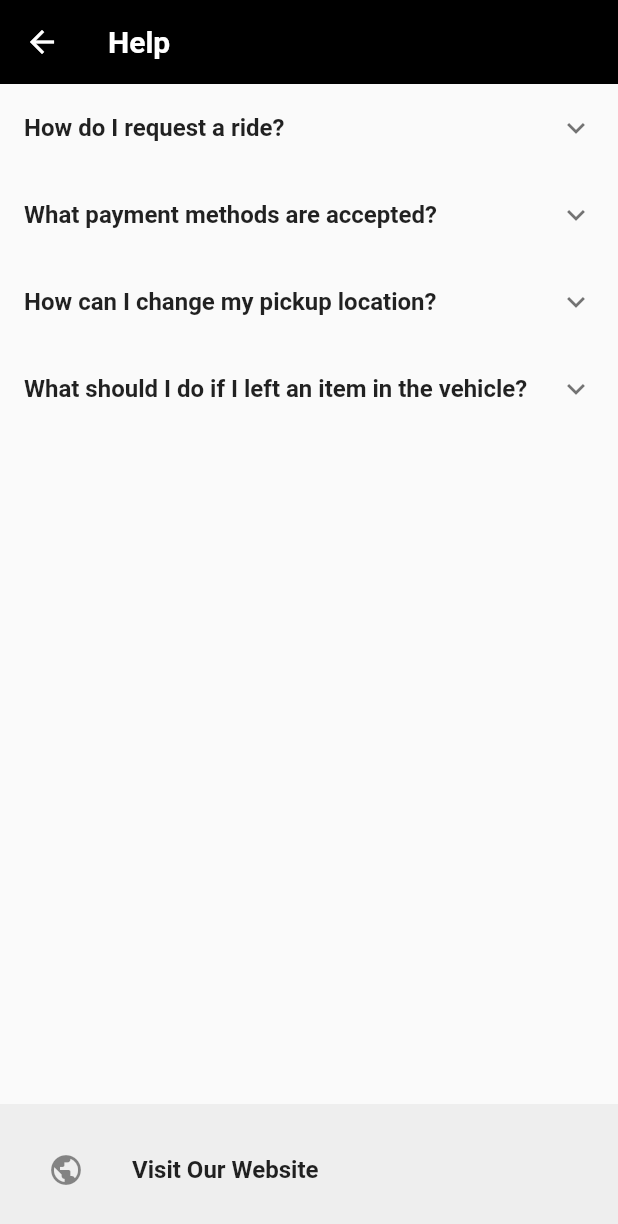
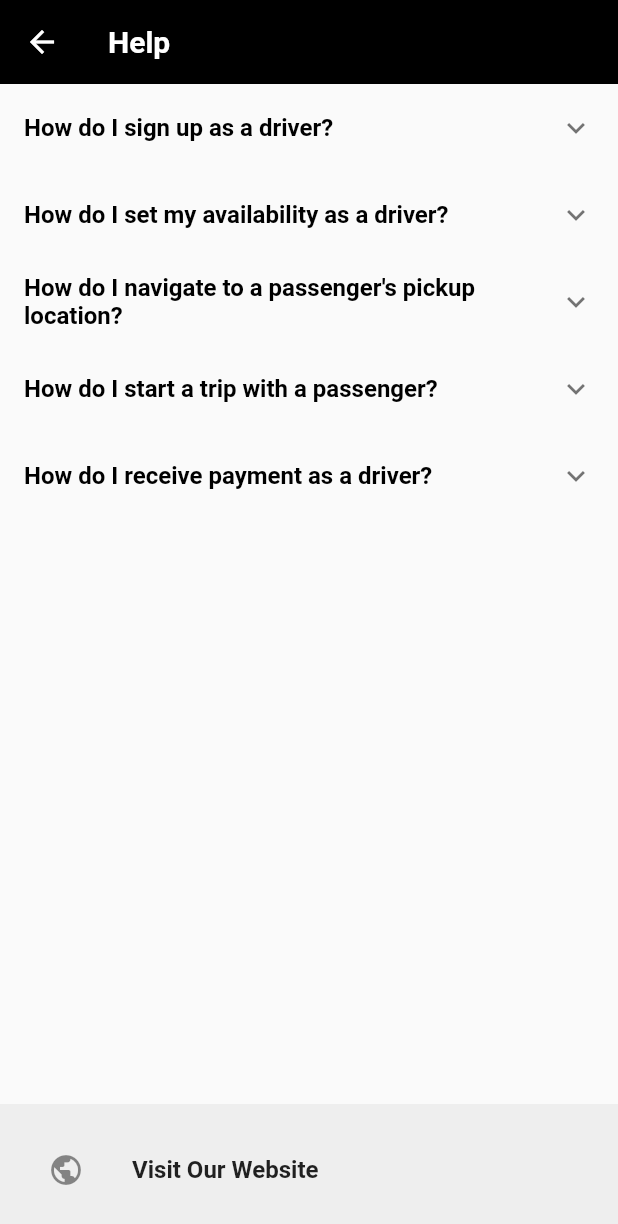
Before and after one commit to sonysn/waya-driver-ui, a Flutter app: the HelpPage screen opened directly, on a phone screen of 412 x 824 dp. Shown: the top 1224 px of the screen. Run offline on Flutter 3.47's test engine with Material 2 defaults, Android fonts, the phone set to English and light mode, and no system bars; our stand-ins replace animated_text_kit, file_picker, firebase_core, firebase_messaging, flutter_local_notifications, google_maps_flutter and 5 more; missing offline and left inert: flutter_inappwebview, workmanager; accounts and stored records are empty; network calls fail.

Commit message:
the help and booking page

```diff
--- a/lib/screens/cash_deposit_page.dart
+++ b/lib/screens/cash_deposit_page.dart
@@ -104,13 +104,27 @@ class _CashDepositPageState extends State<CashDepositPage> {
             TextFormField(
               controller: _cashDepositController,
               keyboardType: TextInputType.number,
-              style: TextStyle(color: Colors.black),
-              decoration: const InputDecoration(
+              style: TextStyle(
+                color: Colors.black, // Set text color to black
+              ),
+              cursorColor: Colors.black, // Set cursor color to black
+              decoration: InputDecoration(
+                labelText: 'Deposit Amount',
+                labelStyle: TextStyle(
+                  color: Colors.black, // Set label color to black
+                ),
                 focusedBorder: OutlineInputBorder(
                   borderSide: BorderSide(
-                      color: Colors.black), // Set border color when focused
+                    color: Colors.black, // Set border color to black when focused
+                  ),
+                  borderRadius: BorderRadius.circular(8.0),
                 ),
-                labelText: 'Deposit Amount',
+                enabledBorder: OutlineInputBorder(
+                  borderSide: BorderSide(
+                    color: Colors.black, // Set border color to black
+                  ),
+                  borderRadius: BorderRadius.circular(8.0),
+                ),
               ),
               validator: (value) {
                 if (value!.isEmpty) {
--- a/lib/screens/help.dart
+++ b/lib/screens/help.dart
@@ -10,20 +10,28 @@ class HelpPage extends StatefulWidget {
 class _HelpPageState extends State<HelpPage> {
   List<Map<String, String>> faqItems = [
   {
-      'question': 'How do I request a ride?',
-      'answer': 'To request a ride, open the app and enter your destination. Then, confirm your pickup location and select the type of ride you want. Tap "Request" to find a driver near you.'
+  'question': 'How do I sign up as a driver?',
+  'answer': "To sign up as a driver, download the driver app and follow the registration process. Enter your personal information, upload the required documents such as your driver's license and proof of insurance, and agree to the terms and conditions. Once your information is verified, you will be able to start accepting ride requests."
 },
+
 {
-      'question': 'What payment methods are accepted?',
-      'answer': 'We accept various payment methods including credit cards, debit cards, and digital wallets. You can add or update your payment methods in the app settings.'
+'question': 'How do I set my availability as a driver?',
+'answer': 'To set your availability as a driver, open the driver app and toggle the online button'
 },
+
 {
-      'question': 'How can I change my pickup location?',
-      'answer': 'You can change your pickup location by tapping on the current pickup address during the ride booking process. You can also drag and drop the pickup pin on the map to a new location.'
+'question': "How do I navigate to a passenger's pickup location?",
+'answer': "When a ride request is accepted, the driver app will provide you with the passenger's pickup location. To navigate there, simply tap on the 'Navigate' button within the app. It will open your preferred navigation app (such as Google Maps) with the destination pre-filled. Follow the directions provided to reach the pickup location."
 },
+
 {
-      'question': 'What should I do if I left an item in the vehicle?',
-      'answer': 'If you left an item in the vehicle, you can contact your driver directly through the app. Go to the "Your Trips" section, select the specific trip, and tap on "Contact driver" to get in touch with them.'
+'question': 'How do I start a trip with a passenger?',
+'answer': "To start a trip with a passenger, ensure that you have arrived at the pickup location. Once you have confirmed the passenger's presence, tap on the 'Start Trip' button within the driver app. This will begin the trip, and the app will start tracking the distance and time for the fare calculation."
+},
+
+{
+'question': 'How do I receive payment as a driver?',
+'answer': "As a driver, you will receive payment through the app. After completing a trip, the app will automatically calculate the fare based on distance and time. The passenger's payment will be charged to their selected payment method, and you will receive your earnings."
 },
     // Add more FAQ items here
   ];
@@ -61,7 +69,7 @@ class _HelpPageState extends State<HelpPage> {
                   title: Text(
                     faqItems[index]['question']!,
                     style: TextStyle(
-                      fontWeight: FontWeight.bold,
+                      fontWeight: FontWeight.bold,color: Colors.black,
                     ),
                   ),
                   children: [
--- a/pubspec.yaml
+++ b/pubspec.yaml
@@ -79,6 +79,7 @@ flutter:
   #   - images/a_dot_ham.jpeg
   assets:
     - assets/icons/
+    - assets/images/
 
   # An image asset can refer to one or more resolution-specific "variants", see
   # https://flutter.dev/assets-and-images/#resolution-aware
```
Also changed, not shown: lib/screens/settingspage.dart (+1 -15 lines), pubspec.lock. Lines whose indentation alone changed are shown as unchanged.
